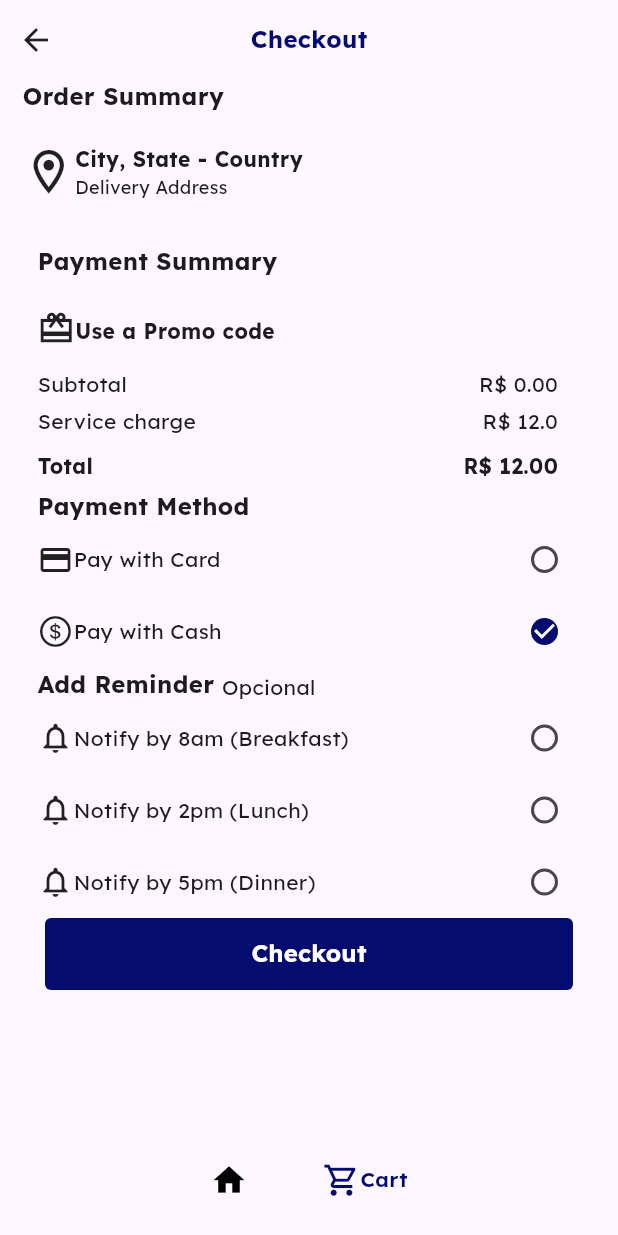
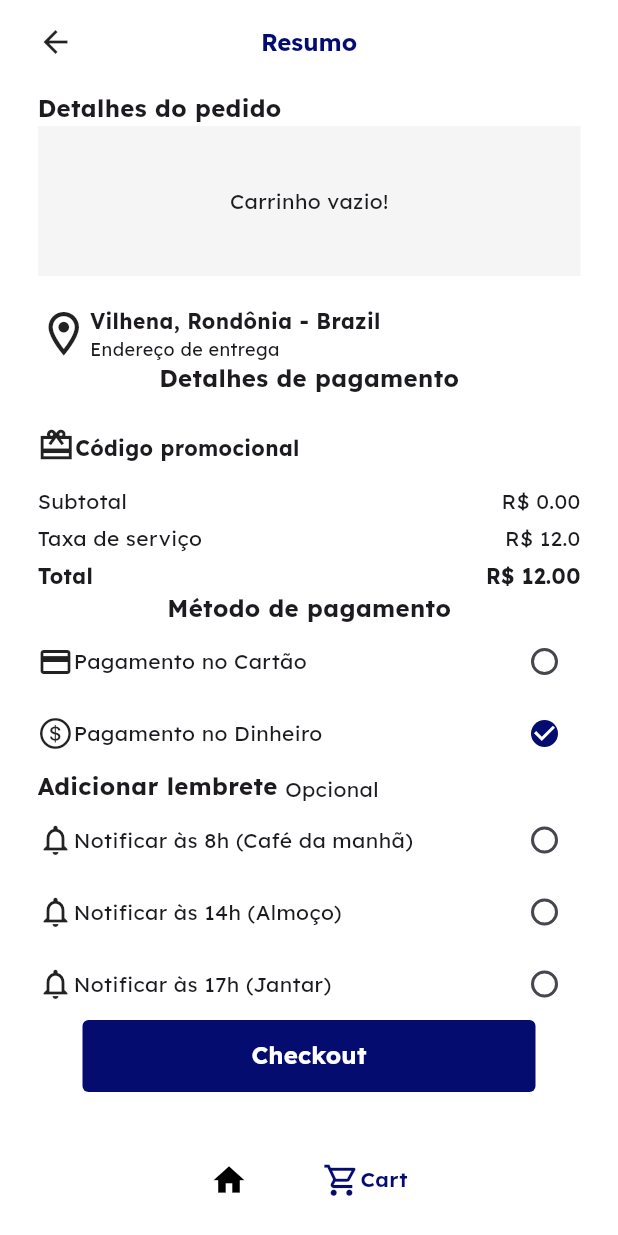
Before and after one commit to luanbatistadev/menu_app, a Flutter app: the screen it shows after launch, item 2 of the bottom bar chosen, on a phone screen of 412 x 824 dp. Run offline on Flutter 3.47's test engine with Material 3 defaults, Android fonts, the phone set to English and light mode, and no system bars; drawn by our look-alikes of google_nav_bar; our stand-ins replace google_fonts.

Commit message:
custom sliver implement

```diff
--- a/lib/components/bottom_nav_bar.dart
+++ b/lib/components/bottom_nav_bar.dart
@@ -13,18 +13,20 @@ class MyAppBottomNavigation extends StatefulWidget {
 }
 
 class _MyAppBottomNavigationState extends State<MyAppBottomNavigation> {
+  int index = 0;
   @override
   Widget build(BuildContext context) {
-    int index = 0;
     return Consumer<Cart>(
       builder: (context, cart, child) => Stack(
         children: [
           GNav(
             iconSize: 25,
             activeColor: Color.fromARGB(255, 5, 12, 112),
-            onTabChange: (index) => setState(() {
-              widget.onTabChange!(index);
-              index == 0 ? index++ : index += 0;
+            onTabChange: (newIndex) => setState(() {
+              index = newIndex;
+              if (widget.onTabChange != null) {
+                widget.onTabChange!(newIndex);
+              }
             }),
             selectedIndex: index,
             mainAxisAlignment: MainAxisAlignment.center,
@@ -47,7 +49,7 @@ class _MyAppBottomNavigationState extends State<MyAppBottomNavigation> {
                   child: Text(
                     '${cart.getCartLength()}',
                     style: TextStyle(
-                      color: index != 0
+                      color: index > 0
                           ? Color.fromARGB(255, 5, 12, 112)
                           : Colors.grey[900],
                       fontSize: 12,
--- a/lib/components/list_view.dart
+++ b/lib/components/list_view.dart
@@ -56,8 +56,7 @@ class _ListViewCartState extends State<ListViewCart> {
       builder: (context, value, child) {
         final cartItems = value.getUserCart().entries.toList();
         return ListView.builder(
-          shrinkWrap: true,
-          physics: const NeverScrollableScrollPhysics(),
+          physics: const BouncingScrollPhysics(),
           itemCount: cartItems.length,
           scrollDirection: Axis.vertical,
           itemBuilder: (context, index) {
@@ -80,7 +79,6 @@ class CarroselFoodListView extends StatelessWidget {
     return ListView.builder(
       scrollDirection: Axis.horizontal,
       itemCount: foodslist.length,
-      shrinkWrap: true,
       padding: const EdgeInsets.symmetric(horizontal: 25),
       physics: const BouncingScrollPhysics(
         parent: AlwaysScrollableScrollPhysics(),
--- a/lib/main.dart
+++ b/lib/main.dart
@@ -26,6 +26,7 @@ class _MyAppState extends State<MyApp> {
       create: (context) => Cart(),
       builder: (context, child) => MaterialApp(
         theme: ThemeData(
+        scaffoldBackgroundColor: Colors.white,
         textTheme: GoogleFonts.lexendTextTheme(textTheme).copyWith(
           bodyMedium: GoogleFonts.lexend(textStyle: textTheme.bodyMedium),
         ),
--- a/lib/pages/cart_page.dart
+++ b/lib/pages/cart_page.dart
@@ -1,7 +1,6 @@
 import 'package:flutter/cupertino.dart';
 import 'package:flutter/material.dart';
 import 'package:menu_app/components/list_view.dart';
-import 'package:menu_app/main.dart';
 import 'package:menu_app/models/cart.dart';
 import 'package:provider/provider.dart';
 
@@ -19,66 +18,70 @@ class _CartPageState extends State<CartPage> {
   Widget build(BuildContext context) {
     return Consumer<Cart>(
       builder: (context, value, child) => SafeArea(
-        child: Scaffold(
-          body: Column(
-            crossAxisAlignment: CrossAxisAlignment.start,
-            children: [
-              Container(
-                padding: EdgeInsets.only(top: 15),
-                child: Stack(
-                  alignment: Alignment.center,
-                  children: [
-                    Positioned(
-                      left: 0,
-                      child: IconButton(
-                        onPressed: () => Navigator.push(
-                            context,
-                            MaterialPageRoute(
-                                builder: (context) => MyApp(),),),
-                        icon: const Icon(
-                          Icons.arrow_back_outlined,
-                          color: Colors.black87,
-                        ),
-                      ),
-                    ),
-                    Align(
-                      alignment: Alignment.center,
-                      child: Text(
-                        'Checkout',
+        child: Padding(
+          padding: const EdgeInsets.symmetric(horizontal: 25),
+          child: CustomScrollView(
+            slivers: <Widget>[
+              SliverAppBar(
+                pinned: true,
+                backgroundColor: Colors.white,
+                surfaceTintColor: Colors.white,
+                title: Text(
+                  'Resumo',
                   style: TextStyle(
                     color: Color.fromARGB(255, 5, 12, 112),
                     fontWeight: FontWeight.bold,
                     fontSize: 16,
                   ),
                 ),
+                centerTitle: true,
+                leading: PreferredSize(
+                  preferredSize: Size.fromHeight(kTextTabBarHeight),
+                  child: Stack(
+                    alignment: Alignment.center,
+                    children: [
+                      Positioned(
+                        left: 0,
+                        child: GestureDetector(
+                          child: Icon(
+                            Icons.arrow_back_outlined,
+                            color: Colors.black87,
+                          ),
+                        ),
                       ),
                     ],
                   ),
                 ),
-              Flexible(
-                fit: FlexFit.loose,
-                child: ListView(
-                  physics: ScrollPhysics(parent: PageScrollPhysics()),
-                  scrollDirection: Axis.vertical,
-                  children: [
-                    Container(
-                      alignment: Alignment.centerLeft,
-                      padding: EdgeInsets.only(left: 15, top: 15),
+              ),
+              SliverToBoxAdapter(
+                child: SizedBox(
+                  height: 5,
+                ),
+              ),
+              SliverToBoxAdapter(
                 child: Text(
-                        'Order Summary',
+                  'Detalhes do pedido',
                   style: TextStyle(
                     fontWeight: FontWeight.bold,
                     fontSize: 16,
                   ),
                 ),
               ),
-                    ListViewCart(),
-                    SizedBox(
+              SliverToBoxAdapter(
+                child: Container(
+                  decoration: BoxDecoration(color: Colors.grey[100]),
+                  height: value.getCartLength() == 0 ? 100 : 400,
+                  child: value.getCartLength() == 0
+                      ? Center(child: Text('Carrinho vazio!'))
+                      : ListViewCart(),
+                ),
+              ),
+              SliverToBoxAdapter(
+                child: SizedBox(
                   height: 20,
                 ),
-                    Container(
-                      alignment: Alignment.topLeft,
-                      margin: EdgeInsets.only(left: 15),
+              ),
+              SliverToBoxAdapter(
                 child: Row(
                   children: const [
                     Icon(
@@ -89,43 +92,35 @@ class _CartPageState extends State<CartPage> {
                       crossAxisAlignment: CrossAxisAlignment.start,
                       children: [
                         Text(
-                                'City, State - Country',
+                          'Vilhena, Rondônia - Brazil',
                           style: TextStyle(
                             fontWeight: FontWeight.bold,
                             fontSize: 14,
                           ),
                         ),
-                              Positioned(
-                                left: 0,
-                                child: Text(
-                                  'Delivery Address',
+                        Text(
+                          'Endereço de entrega',
                           style: TextStyle(fontSize: 12),
-                                ),
                         ),
                       ],
                     ),
                   ],
                 ),
               ),
-                    SizedBox(
-                      height: 30,
-                    ),
-                    Padding(
-                      padding: const EdgeInsets.only(left: 25, right: 25),
-                      child: Text(
-                        'Payment Summary',
+              SliverToBoxAdapter(
+                child: Column(
+                  children: [
+                    Text(
+                      'Detalhes de pagamento',
                       style: TextStyle(
                         fontWeight: FontWeight.bold,
                         fontSize: 16,
                       ),
                     ),
-                    ),
                     SizedBox(
                       height: 20,
                     ),
-                    Padding(
-                      padding: const EdgeInsets.only(left: 25, right: 25),
-                      child: Row(
+                    Row(
                       crossAxisAlignment: CrossAxisAlignment.end,
                       children: const [
                         Icon(
@@ -133,7 +128,7 @@ class _CartPageState extends State<CartPage> {
                           size: 25,
                         ),
                         Text(
-                            'Use a Promo code',
+                          'Código promocional',
                           style: TextStyle(
                             fontWeight: FontWeight.bold,
                             fontSize: 14,
@@ -141,15 +136,10 @@ class _CartPageState extends State<CartPage> {
                         ),
                       ],
                     ),
+                    SizedBox(
+                      height: 15,
                     ),
-                    Padding(
-                      padding: const EdgeInsets.only(
-                        left: 25,
-                        right: 40,
-                        top: 15,
-                        bottom: 5,
-                      ),
-                      child: Row(
+                    Row(
                       mainAxisAlignment: MainAxisAlignment.spaceBetween,
                       children: [
                         Text('Subtotal'),
@@ -158,32 +148,20 @@ class _CartPageState extends State<CartPage> {
                         ),
                       ],
                     ),
+                    SizedBox(
+                      height: 5,
                     ),
-                    Padding(
-                      padding: const EdgeInsets.only(
-                        left: 25,
-                        right: 40,
-                        top: 0,
-                        bottom: 10,
-                      ),
-                      child: Row(
+                    Row(
                       mainAxisAlignment: MainAxisAlignment.spaceBetween,
                       children: const [
-                          Text('Service charge'),
+                        Text('Taxa de serviço'),
                         Text(
                           'R\$ 12.0',
                         ),
                       ],
                     ),
-                    ),
-                    Padding(
-                      padding: const EdgeInsets.only(
-                        left: 25,
-                        right: 40,
-                        top: 0,
-                        bottom: 5,
-                      ),
-                      child: Row(
+                    SizedBox(height: 5),
+                    Row(
                       mainAxisAlignment: MainAxisAlignment.spaceBetween,
                       children: [
                         Text(
@@ -196,20 +174,14 @@ class _CartPageState extends State<CartPage> {
                         ),
                       ],
                     ),
-                    ),
-                    Padding(
-                      padding: const EdgeInsets.only(left: 25),
-                      child: Text(
-                        'Payment Method',
+                    Text(
+                      'Método de pagamento',
                       style: TextStyle(
                         fontWeight: FontWeight.bold,
                         fontSize: 16,
                       ),
                     ),
-                    ),
-                    Padding(
-                      padding: const EdgeInsets.only(left: 25, right: 25),
-                      child: Column(
+                    Column(
                       children: [
                         Row(
                           mainAxisAlignment: MainAxisAlignment.spaceBetween,
@@ -217,7 +189,7 @@ class _CartPageState extends State<CartPage> {
                             Row(
                               children: const [
                                 Icon(Icons.credit_card),
-                                  Text('Pay with Card'),
+                                Text('Pagamento no Cartão'),
                               ],
                             ),
                             Checkbox(
@@ -239,7 +211,7 @@ class _CartPageState extends State<CartPage> {
                             Row(
                               children: const [
                                 Icon(CupertinoIcons.money_dollar_circle),
-                                  Text('Pay with Cash'),
+                                Text('Pagamento no Dinheiro'),
                               ],
                             ),
                             Checkbox(
@@ -257,14 +229,13 @@ class _CartPageState extends State<CartPage> {
                         ),
                       ],
                     ),
-                    ),
                     Row(
                       crossAxisAlignment: CrossAxisAlignment.end,
                       children: const [
                         Padding(
-                          padding: EdgeInsets.only(left: 25, right: 5),
+                          padding: EdgeInsets.only(right: 5),
                           child: Text(
-                            'Add Reminder',
+                            'Adicionar lembrete',
                             style: TextStyle(
                               fontWeight: FontWeight.bold,
                               fontSize: 16,
@@ -280,9 +251,7 @@ class _CartPageState extends State<CartPage> {
                         ),
                       ],
                     ),
-                    Padding(
-                      padding: EdgeInsets.only(left: 25, right: 25),
-                      child: Column(
+                    Column(
                       children: [
                         Row(
                           mainAxisAlignment: MainAxisAlignment.spaceBetween,
@@ -290,7 +259,7 @@ class _CartPageState extends State<CartPage> {
                             Row(
                               children: const [
                                 Icon(Icons.notifications_none),
-                                  Text('Notify by 8am (Breakfast)'),
+                                Text('Notificar às 8h (Café da manhã)'),
                               ],
                             ),
                             Checkbox(
@@ -312,7 +281,7 @@ class _CartPageState extends State<CartPage> {
                             Row(
                               children: const [
                                 Icon(Icons.notifications_none),
-                                  Text('Notify by 2pm (Lunch)'),
+                                Text('Notificar às 14h (Almoço)'),
                               ],
                             ),
                             Checkbox(
@@ -334,7 +303,7 @@ class _CartPageState extends State<CartPage> {
                             Row(
                               children: const [
                                 Icon(Icons.notifications_none),
-                                  Text('Notify by 5pm (Dinner)'),
+                                Text('Notificar às 17h (Jantar)'),
                               ],
                             ),
                             Checkbox(
@@ -351,7 +320,6 @@ class _CartPageState extends State<CartPage> {
                           ],
                         ),
                       ],
-                      ),
                     ),
                     Center(
                       child: Container(
```
Also changed, not shown: lib/components/search_bar.dart (added, +33 -0 lines), lib/pages/home_page.dart (+25 -132 lines). Lines whose indentation alone changed are shown as unchanged.
